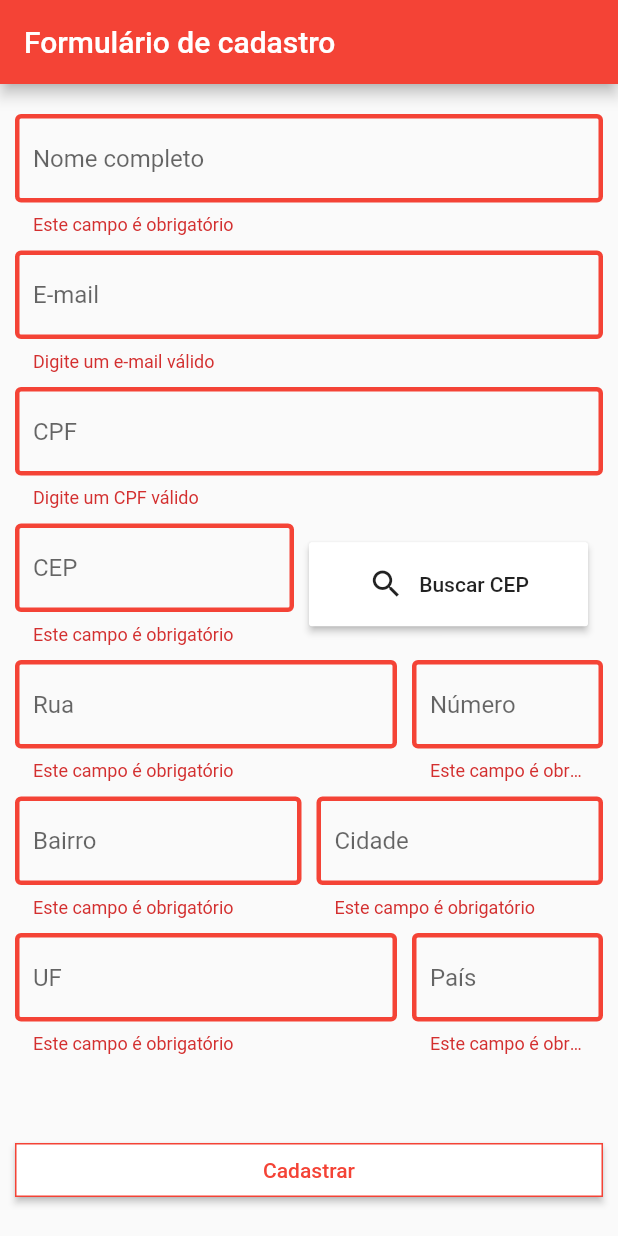
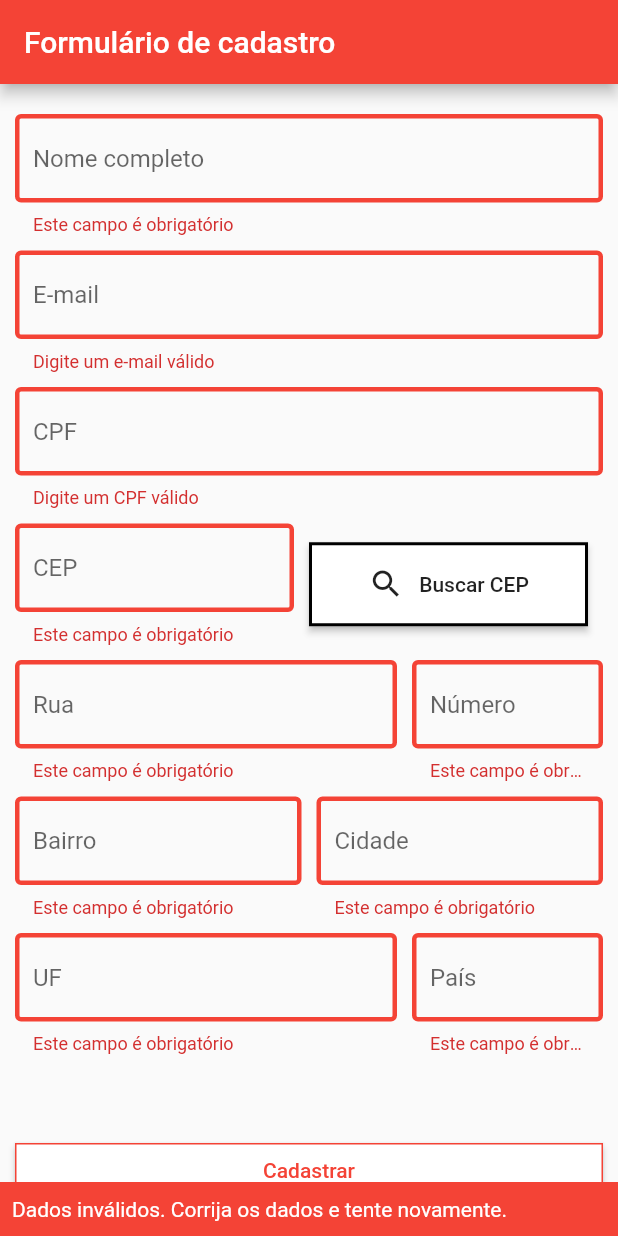
Before and after one commit to adoniasdantas/bootcamp_growdev_form_validation, a Flutter app: the screen it shows after launch, after a tap on "Cadastrar", on a phone screen of 412 x 824 dp. Run offline on Flutter 3.47's test engine with Material 2 defaults, Android fonts, the phone set to English and light mode, and no system bars; our stand-ins replace email_validator; missing offline and left inert: cpfcnpj; network calls fail.

```diff
--- a/lib/main.dart
+++ b/lib/main.dart
@@ -31,6 +31,9 @@ class MyHomePage extends StatefulWidget {
 
 class _MyHomePageState extends State<MyHomePage> {
   final _formKey = GlobalKey<FormState>();
+  TextEditingController _nomeController = TextEditingController();
+  TextEditingController _emailController = TextEditingController();
+  TextEditingController _cpfController = TextEditingController();
   TextEditingController _cepController = TextEditingController();
   TextEditingController _ruaController = TextEditingController();
   TextEditingController _numeroController = TextEditingController();
@@ -45,7 +48,8 @@ class _MyHomePageState extends State<MyHomePage> {
         backgroundColor: Colors.red,
         title: Text(widget.title),
       ),
-      body: Padding(
+      body: Builder(
+        builder: (context) => Padding(
           padding: EdgeInsets.symmetric(
             horizontal: 10.0,
             vertical: 20.0,
@@ -80,6 +84,7 @@ class _MyHomePageState extends State<MyHomePage> {
                                   ),
                                   hintText: 'Nome completo',
                                 ),
+                                controller: _nomeController,
                                 validator: (value) {
                                   if (value.isEmpty) {
                                     return 'Este campo é obrigatório';
@@ -113,6 +118,7 @@ class _MyHomePageState extends State<MyHomePage> {
                                   ),
                                   hintText: 'E-mail',
                                 ),
+                                controller: _emailController,
                                 validator: (value) {
                                   if (!EmailValidator.validate(value)) {
                                     return 'Digite um e-mail válido';
@@ -146,6 +152,7 @@ class _MyHomePageState extends State<MyHomePage> {
                                   ),
                                   hintText: 'CPF',
                                 ),
+                                controller: _cpfController,
                                 validator: (cpf) {
                                   if (!CPF.isValid(cpf)) {
                                     return 'Digite um CPF válido';
@@ -193,12 +200,19 @@ class _MyHomePageState extends State<MyHomePage> {
                             ),
                             Expanded(
                               child: RaisedButton(
+                                shape: RoundedRectangleBorder(
+                                  side: BorderSide(
+                                      color: Colors.black,
+                                      width: 2,
+                                      style: BorderStyle.solid),
+                                ),
                                 onPressed: () async {
                                   var response = await http.get(
                                       'https://viacep.com.br/ws/${_cepController.text}/json/');
                                   print(response.statusCode);
                                   if (response.statusCode == 200) {
-                                  var jsonResponse = jsonDecode(response.body);
+                                    var jsonResponse =
+                                        jsonDecode(response.body);
                                     setState(() {
                                       _ruaController.text =
                                           jsonResponse['logradouro'];
@@ -431,9 +445,18 @@ class _MyHomePageState extends State<MyHomePage> {
               RaisedButton(
                 onPressed: () {
                   if (_formKey.currentState.validate()) {
+                    _showMyDialog();
+                  } else {
                     Scaffold.of(context).showSnackBar(
                       SnackBar(
-                      content: Text('Processing Data'),
+                        padding: EdgeInsets.symmetric(
+                          horizontal: 8.0,
+                          vertical: 10.0,
+                        ),
+                        duration: Duration(seconds: 3),
+                        backgroundColor: Colors.red,
+                        content: Text(
+                            'Dados inválidos. Corrija os dados e tente novamente.'),
                       ),
                     );
                   }
@@ -454,6 +477,44 @@ class _MyHomePageState extends State<MyHomePage> {
             ],
           ),
         ),
+      ),
+    );
+  }
+
+  Future<void> _showMyDialog() async {
+    return showDialog<void>(
+      context: context,
+      barrierDismissible: false,
+      builder: (BuildContext context) {
+        return AlertDialog(
+          title: Text('Dados do usuário salvos.'),
+          content: SingleChildScrollView(
+            child: ListBody(
+              children: [
+                Text('Nome: ${_nomeController.text}'),
+                Text('Email: ${_emailController.text}'),
+                Text('CPF: ${_cpfController.text}'),
+                Text(
+                    'Endereço: ${_ruaController.text}, N. ${_numeroController.text}, ${_bairroController.text}, ${_cidadeController.text}, ${_ufController.text}, ${_paisController.text}'),
+              ],
+            ),
+          ),
+          actions: <Widget>[
+            TextButton(
+              child: Text(
+                'DISPENSAR',
+                style: TextStyle(
+                  color: Colors.black,
+                  fontSize: 15.0,
+                ),
+              ),
+              onPressed: () {
+                Navigator.of(context).pop();
+              },
+            ),
+          ],
+        );
+      },
     );
   }
 }
```
Lines whose indentation alone changed are shown as unchanged.
